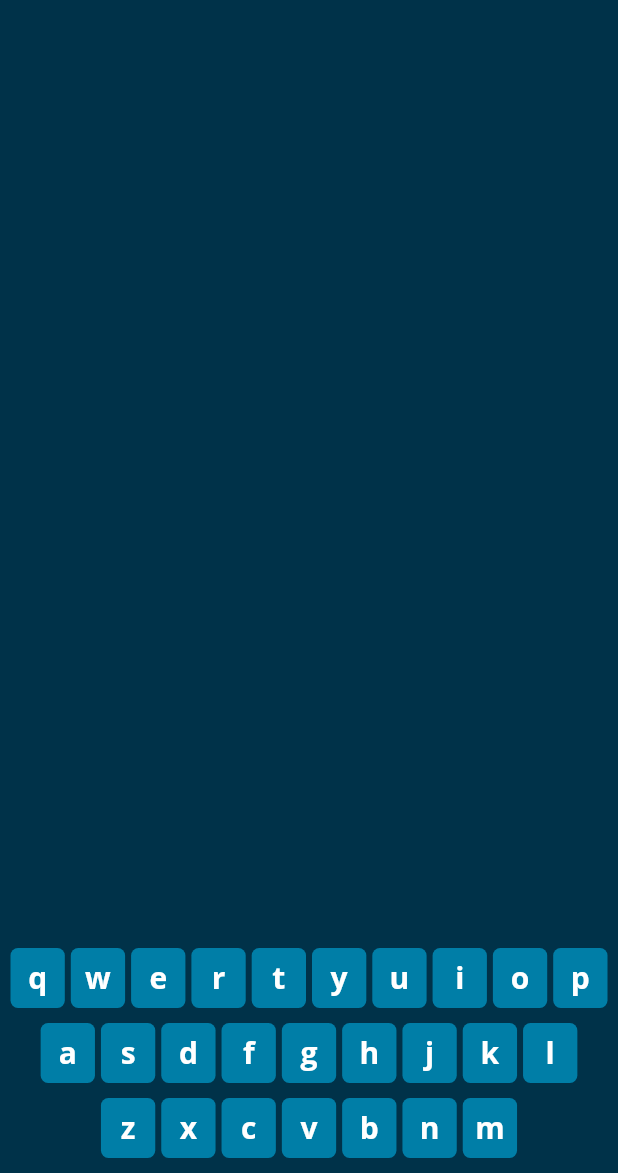
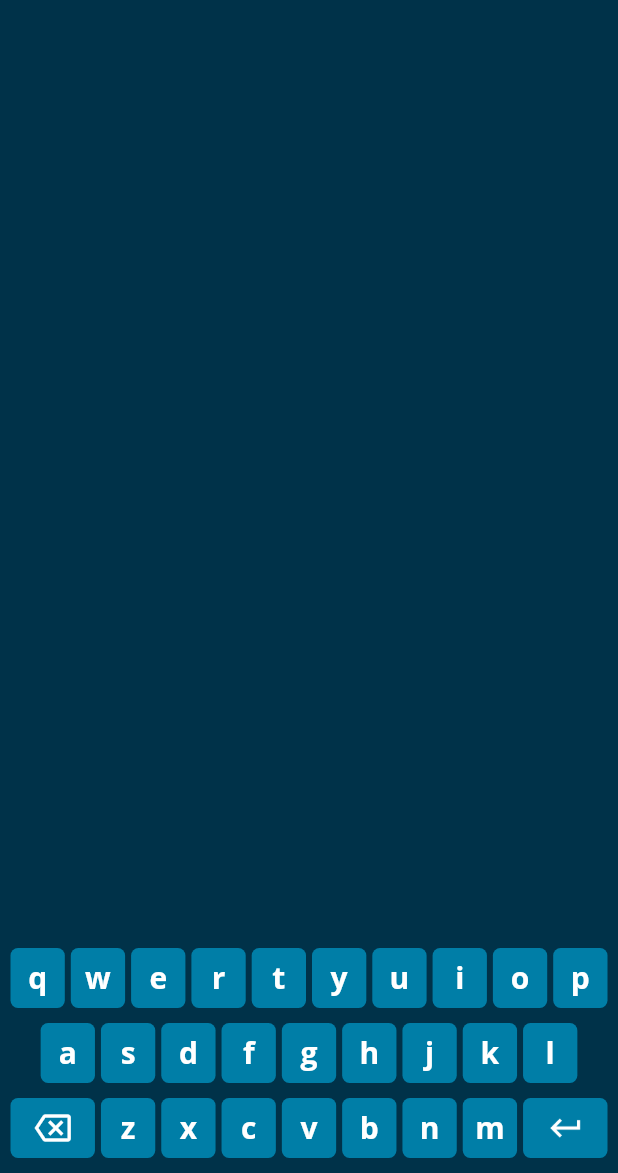
Before and after one commit to samitkapoor/wordle, a Flutter app: the screen it shows after launch, on a phone screen of 412 x 824 dp, the part 63-1236 px from its top. Run offline on Flutter 3.47's test engine with Material 2 defaults, Android fonts, the phone set to English and light mode, and no system bars; our stand-ins replace google_fonts.

Commit message:
Added keyboard

```diff
--- a/lib/core/playground.dart
+++ b/lib/core/playground.dart
@@ -29,7 +29,56 @@ class MyPlayground extends StatelessWidget {
               children: [
                 buildKeyboardRow(row: keyboardController.rowOne),
                 buildKeyboardRow(row: keyboardController.rowTwo),
-                buildKeyboardRow(row: keyboardController.rowThree),
+                Row(
+                  mainAxisAlignment: MainAxisAlignment.center,
+                  children: [
+                    Expanded(
+                      child: InkWell(
+                        onTap: () {},
+                        child: Container(
+                          margin: const EdgeInsets.symmetric(horizontal: 2),
+                          height: 40,
+                          width: (MediaQuery.of(context).size.width - 10 - 40) /
+                              10,
+                          decoration: BoxDecoration(
+                            borderRadius: BorderRadius.circular(5),
+                            color: Theme.of(context).primaryColor,
+                          ),
+                          alignment: Alignment.center,
+                          child: const Icon(
+                            Icons.backspace_outlined,
+                          ),
+                        ),
+                      ),
+                    ),
+                    buildKeyboardRow(row: keyboardController.rowThree),
+                    Expanded(
+                      child: InkWell(
+                        onTap: () {},
+                        child: Container(
+                          margin: const EdgeInsets.symmetric(horizontal: 2),
+                          height: 40,
+                          width: (MediaQuery.of(context).size.width - 10 - 40) /
+                              10,
+                          decoration: BoxDecoration(
+                            borderRadius: BorderRadius.circular(5),
+                            color: Theme.of(context).primaryColor,
+                          ),
+                          alignment: Alignment.center,
+                          child: Container(
+                            height: 30,
+                            width: 25,
+                            decoration: const BoxDecoration(
+                              image: DecorationImage(
+                                image: AssetImage('assets/icons/enter.png'),
+                              ),
+                            ),
+                          ),
+                        ),
+                      ),
+                    ),
+                  ],
+                ),
               ],
             ),
           ),
--- a/pubspec.yaml
+++ b/pubspec.yaml
@@ -59,8 +59,8 @@ flutter:
   uses-material-design: true
 
   # To add assets to your application, add an assets section, like this:
-  # assets:
-  #   - images/a_dot_burr.jpeg
+  assets:
+    - assets/icons/
   #   - images/a_dot_ham.jpeg
 
   # An image asset can refer to one or more resolution-specific "variants", see
```
Also changed, not shown: assets/icons/enter.png (added).
